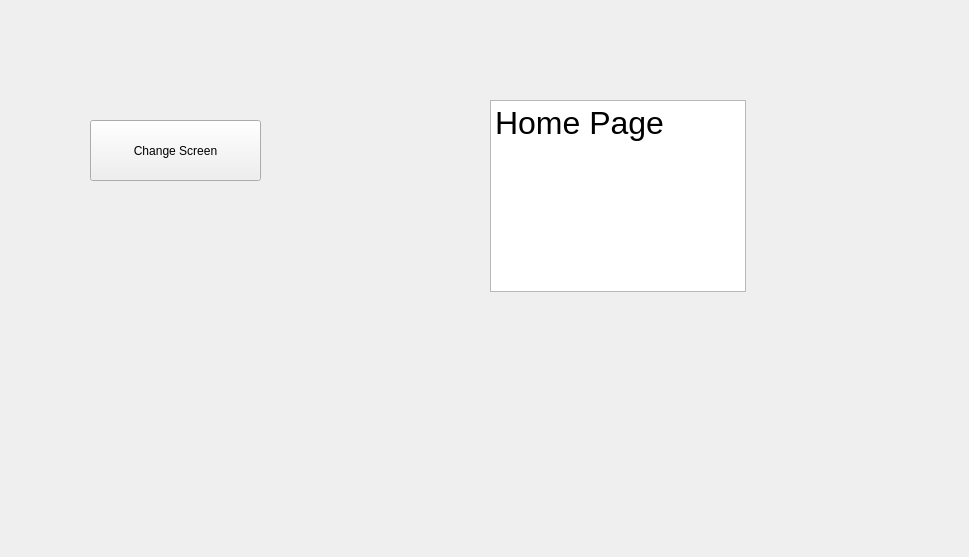
This is homepage.ui in FrostSpades/Video-Manager as Qt 5 draws it before an edit. The edited form follows.
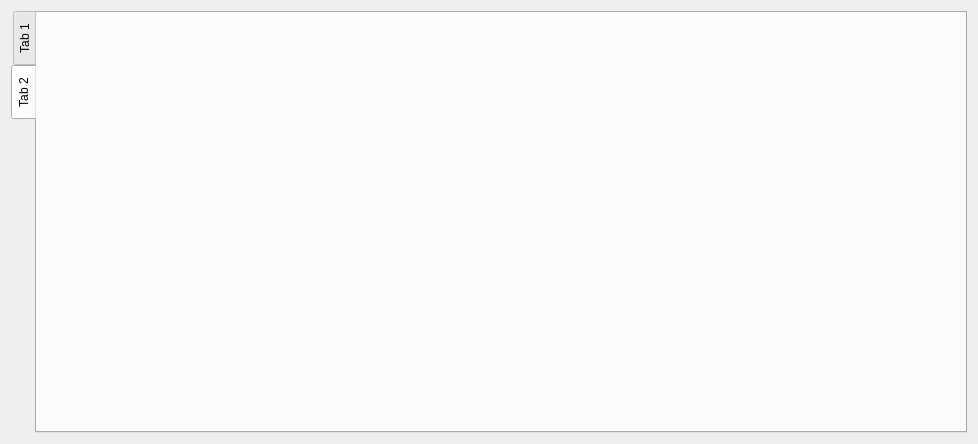
This is the edited form.

Commit message: Added home page with tabs.

```diff
--- a/homepage.ui
+++ b/homepage.ui
@@ -6,46 +6,47 @@
    <rect>
     <x>0</x>
     <y>0</y>
-    <width>969</width>
-    <height>557</height>
+    <width>978</width>
+    <height>444</height>
    </rect>
   </property>
   <property name="windowTitle">
    <string>Form</string>
   </property>
-  <widget class="QPushButton" name="changeScreenButton">
-   <property name="geometry">
-    <rect>
-     <x>90</x>
-     <y>120</y>
-     <width>171</width>
-     <height>61</height>
-    </rect>
-   </property>
-   <property name="text">
-    <string>Change Screen</string>
-   </property>
-  </widget>
-  <widget class="QTextBrowser" name="textBrowser">
-   <property name="geometry">
-    <rect>
-     <x>490</x>
-     <y>100</y>
-     <width>256</width>
-     <height>192</height>
-    </rect>
-   </property>
-   <property name="html">
-    <string>&lt;!DOCTYPE HTML PUBLIC &quot;-//W3C//DTD HTML 4.0//EN&quot; &quot;http://www.w3.org/TR/REC-html40/strict.dtd&quot;&gt;
-&lt;html&gt;&lt;head&gt;&lt;meta name=&quot;qrichtext&quot; content=&quot;1&quot; /&gt;&lt;meta charset=&quot;utf-8&quot; /&gt;&lt;style type=&quot;text/css&quot;&gt;
-p, li { white-space: pre-wrap; }
-hr { height: 1px; border-width: 0; }
-li.unchecked::marker { content: &quot;\2610&quot;; }
-li.checked::marker { content: &quot;\2612&quot;; }
-&lt;/style&gt;&lt;/head&gt;&lt;body style=&quot; font-family:'Segoe UI'; font-size:9pt; font-weight:400; font-style:normal;&quot;&gt;
-&lt;p style=&quot; margin-top:0px; margin-bottom:0px; margin-left:0px; margin-right:0px; -qt-block-indent:0; text-indent:0px;&quot;&gt;&lt;span style=&quot; font-size:24pt;&quot;&gt;Home Page&lt;/span&gt;&lt;/p&gt;&lt;/body&gt;&lt;/html&gt;</string>
-   </property>
-  </widget>
+  <property name="styleSheet">
+   <string notr="true"/>
+  </property>
+  <layout class="QVBoxLayout" name="verticalLayout">
+   <item>
+    <widget class="QTabWidget" name="tabWidget">
+     <property name="styleSheet">
+      <string notr="true"/>
+     </property>
+     <property name="tabPosition">
+      <enum>QTabWidget::West</enum>
+     </property>
+     <property name="currentIndex">
+      <number>1</number>
+     </property>
+     <widget class="QWidget" name="tab">
+      <property name="styleSheet">
+       <string notr="true"/>
+      </property>
+      <attribute name="title">
+       <string>Tab 1</string>
+      </attribute>
+     </widget>
+     <widget class="QWidget" name="tab_2">
+      <property name="styleSheet">
+       <string notr="true"/>
+      </property>
+      <attribute name="title">
+       <string>Tab 2</string>
+      </attribute>
+     </widget>
+    </widget>
+   </item>
+  </layout>
  </widget>
  <resources/>
  <connections/>
```
The commit also changes 8 other files.
